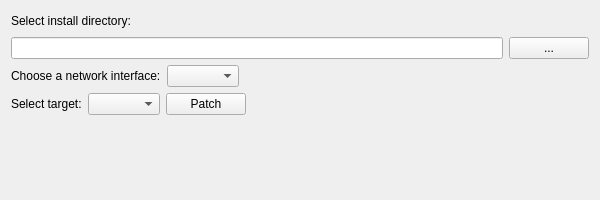
halvors/FC2MPPatcher, file src/widget.ui: the form before one commit.
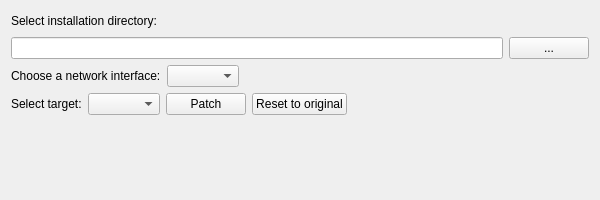
The form after the commit.

Commit message: Added check to verify that selected directory exists, also backing up original file before patching.

Patch:
```diff
--- a/src/widget.ui
+++ b/src/widget.ui
@@ -19,7 +19,7 @@
      <item>
       <widget class="QLabel" name="label_install_directory">
        <property name="text">
-        <string>Select install directory:</string>
+        <string>Select installation directory:</string>
        </property>
       </widget>
      </item>
@@ -98,6 +98,13 @@
        </property>
       </widget>
      </item>
+     <item>
+      <widget class="QPushButton" name="pushButton_reset">
+       <property name="text">
+        <string>Reset to original</string>
+       </property>
+      </widget>
+     </item>
      <item>
       <spacer name="horizontalSpacer_2">
        <property name="orientation">
```
Left out of the diff: 2 changed lines with no effect on the pictures. The commit also changes 7 other files.
